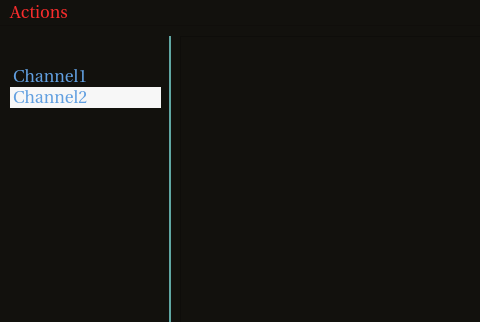
Old version of the form GUI_Qt/messenger/messenger.ui in the repository FundCompXbee/XBeeMessenger; both pictures show x 0 to 480 and y 0 to 322 of the 1097 by 647 pixel window.
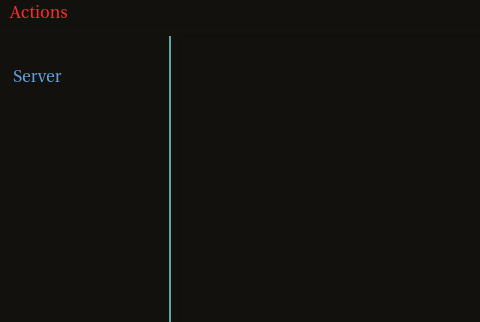
New version of the form.

```diff
--- a/GUI_Qt/messenger/messenger.ui
+++ b/GUI_Qt/messenger/messenger.ui
@@ -827,12 +827,7 @@
     </property>
     <item>
      <property name="text">
-      <string>Channel1</string>
-     </property>
-    </item>
-    <item>
-     <property name="text">
-      <string>Channel2</string>
+      <string>Server</string>
      </property>
     </item>
    </widget>
```
